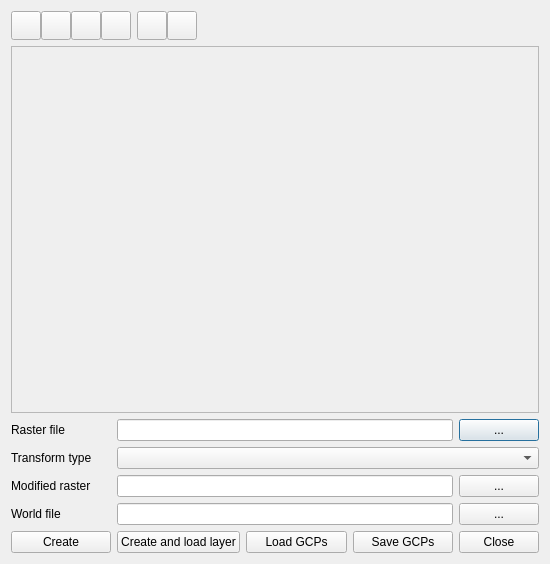
Before: the Qt Designer form qgis/src/plugins/georeferencer/qgspointdialogbase.ui in sourcepole/qgis, drawn with Qt 5.
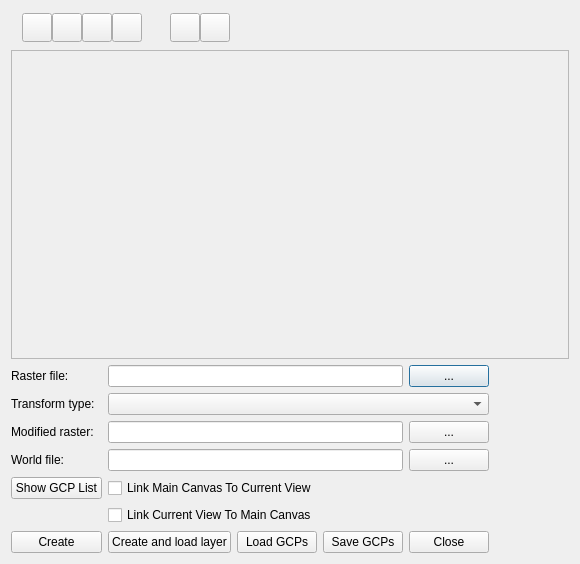
After: the same form once the commit is applied. Icons and pictures are not drawn.

What changed in the file:
```diff
--- a/qgis/src/plugins/georeferencer/qgspointdialogbase.ui
+++ b/qgis/src/plugins/georeferencer/qgspointdialogbase.ui
@@ -1,12 +1,12 @@
 <?xml version="1.0" encoding="UTF-8"?>
 <ui version="4.0">
  <class>QgsPointDialogBase</class>
- <widget class="QDialog" name="QgsPointDialogBase">
-  <property name="geometry">
+ <widget class="QDialog" name="QgsPointDialogBase" >
+  <property name="geometry" >
    <rect>
     <x>0</x>
     <y>0</y>
-    <width>550</width>
+    <width>580</width>
     <height>564</height>
    </rect>
   </property>
@@ -20,9 +20,9 @@
    <item>
     <layout class="QHBoxLayout" name="horizontalLayout_2">
      <item>
-      <widget class="QFrame" name="frame4">
-       <property name="sizePolicy">
-        <sizepolicy hsizetype="Minimum" vsizetype="Minimum">
+      <widget class="QFrame" name="frame4" >
+       <property name="sizePolicy" >
+        <sizepolicy vsizetype="Fixed" hsizetype="Fixed" >
          <horstretch>0</horstretch>
          <verstretch>0</verstretch>
         </sizepolicy>
@@ -37,8 +37,17 @@
         <property name="spacing">
          <number>0</number>
         </property>
-        <property name="margin">
-         <number>0</number>
+        <property name="leftMargin" >
+         <number>11</number>
+        </property>
+        <property name="topMargin" >
+         <number>2</number>
+        </property>
+        <property name="rightMargin" >
+         <number>11</number>
+        </property>
+        <property name="bottomMargin" >
+         <number>2</number>
         </property>
         <item>
          <widget class="QToolButton" name="tbnZoomIn">
@@ -140,9 +149,12 @@
       </widget>
      </item>
      <item>
-      <widget class="QFrame" name="frame5">
-       <property name="sizePolicy">
-        <sizepolicy hsizetype="Minimum" vsizetype="Minimum">
+      <widget class="QFrame" name="frame5" >
+       <property name="enabled" >
+        <bool>true</bool>
+       </property>
+       <property name="sizePolicy" >
+        <sizepolicy vsizetype="Fixed" hsizetype="Fixed" >
          <horstretch>0</horstretch>
          <verstretch>0</verstretch>
         </sizepolicy>
@@ -157,8 +169,17 @@
         <property name="spacing">
          <number>0</number>
         </property>
-        <property name="margin">
-         <number>0</number>
+        <property name="leftMargin" >
+         <number>11</number>
+        </property>
+        <property name="topMargin" >
+         <number>2</number>
+        </property>
+        <property name="rightMargin" >
+         <number>11</number>
+        </property>
+        <property name="bottomMargin" >
+         <number>2</number>
         </property>
         <item>
          <widget class="QToolButton" name="tbnAddPoint">
@@ -254,11 +275,11 @@
    <item>
     <layout class="QHBoxLayout" name="horizontalLayout">
      <item>
-      <layout class="QGridLayout" name="gridLayout">
-       <item row="0" column="0">
-        <widget class="QLabel" name="textLabel1_2">
-         <property name="text">
-          <string>Raster file</string>
+      <layout class="QGridLayout" name="gridLayout" >
+       <item row="0" column="0" >
+        <widget class="QLabel" name="textLabel1_2" >
+         <property name="text" >
+          <string>Raster file:</string>
          </property>
          <property name="buddy">
           <cstring>leSelectRaster</cstring>
@@ -288,10 +309,10 @@
          </property>
         </widget>
        </item>
-       <item row="1" column="0">
-        <widget class="QLabel" name="textLabel2">
-         <property name="text">
-          <string>Transform type</string>
+       <item row="1" column="0" >
+        <widget class="QLabel" name="textLabel2" >
+         <property name="text" >
+          <string>Transform type:</string>
          </property>
          <property name="buddy">
           <cstring>cmbTransformType</cstring>
@@ -301,10 +322,10 @@
        <item row="1" column="1" colspan="4">
         <widget class="QComboBox" name="cmbTransformType"/>
        </item>
-       <item row="2" column="0">
-        <widget class="QLabel" name="lblSelectModifiedRaster">
-         <property name="text">
-          <string>Modified raster</string>
+       <item row="2" column="0" >
+        <widget class="QLabel" name="lblSelectModifiedRaster" >
+         <property name="text" >
+          <string>Modified raster:</string>
          </property>
          <property name="buddy">
           <cstring>leSelectModifiedRaster</cstring>
@@ -321,10 +342,10 @@
          </property>
         </widget>
        </item>
-       <item row="3" column="0">
-        <widget class="QLabel" name="lblSelectWorldFile">
-         <property name="text">
-          <string>World file</string>
+       <item row="3" column="0" >
+        <widget class="QLabel" name="lblSelectWorldFile" >
+         <property name="text" >
+          <string>World file:</string>
          </property>
          <property name="buddy">
           <cstring>leSelectWorldFile</cstring>
@@ -341,74 +362,91 @@
          </property>
         </widget>
        </item>
-       <item row="4" column="0">
-        <widget class="QPushButton" name="pbnGenerateWorldFile">
-         <property name="text">
+       <item row="6" column="0" >
+        <widget class="QPushButton" name="pbnGenerateWorldFile" >
+         <property name="text" >
           <string>Create</string>
          </property>
         </widget>
        </item>
-       <item row="4" column="1">
-        <widget class="QPushButton" name="pbnGenerateAndLoad">
-         <property name="text">
+       <item row="6" column="1" >
+        <widget class="QPushButton" name="pbnGenerateAndLoad" >
+         <property name="text" >
           <string>Create and load layer</string>
          </property>
         </widget>
        </item>
-       <item row="4" column="3">
-        <widget class="QPushButton" name="pbnSaveGCPs">
-         <property name="text">
+       <item row="6" column="4" >
+        <widget class="QPushButton" name="pbnClose" >
+         <property name="sizePolicy" >
+          <sizepolicy vsizetype="Fixed" hsizetype="Fixed" >
+           <horstretch>0</horstretch>
+           <verstretch>0</verstretch>
+          </sizepolicy>
+         </property>
+         <property name="text" >
+          <string>Close</string>
+         </property>
+        </widget>
+       </item>
+       <item row="6" column="3" >
+        <widget class="QPushButton" name="pbnSaveGCPs" >
+         <property name="text" >
           <string>Save GCPs</string>
          </property>
         </widget>
        </item>
-       <item row="4" column="2">
-        <widget class="QPushButton" name="pbnLoadGCPs">
-         <property name="text">
+       <item row="6" column="2" >
+        <widget class="QPushButton" name="pbnLoadGCPs" >
+         <property name="text" >
           <string>Load GCPs</string>
          </property>
         </widget>
        </item>
-       <item row="4" column="4">
-        <widget class="QPushButton" name="pbnClose">
-         <property name="sizePolicy">
-          <sizepolicy hsizetype="Fixed" vsizetype="Fixed">
-           <horstretch>0</horstretch>
-           <verstretch>0</verstretch>
-          </sizepolicy>
+       <item row="4" column="1" colspan="4" >
+        <widget class="QCheckBox" name="cbLinkQgisToGeoref" >
+         <property name="text" >
+          <string>Link Main Canvas To Current View </string>
          </property>
-         <property name="text">
-          <string>Close</string>
+        </widget>
+       </item>
+       <item row="5" column="1" colspan="4" >
+        <widget class="QCheckBox" name="cbLinkGeorefToQgis" >
+         <property name="text" >
+          <string>Link Current View To Main Canvas</string>
+         </property>
+        </widget>
+       </item>
+       <item row="4" column="0" >
+        <widget class="QPushButton" name="pbnShowGCPList" >
+         <property name="text" >
+          <string>Show GCP List</string>
          </property>
         </widget>
        </item>
       </layout>
      </item>
+     <item>
+      <spacer name="horizontalSpacer" >
+       <property name="orientation" >
+        <enum>Qt::Horizontal</enum>
+       </property>
+       <property name="sizeType" >
+        <enum>QSizePolicy::Expanding</enum>
+       </property>
+       <property name="sizeHint" stdset="0" >
+        <size>
+         <width>18</width>
+         <height>17</height>
+        </size>
+       </property>
+      </spacer>
+     </item>
     </layout>
    </item>
   </layout>
  </widget>
- <layoutdefault spacing="6" margin="11"/>
- <tabstops>
-  <tabstop>tbnZoomIn</tabstop>
-  <tabstop>tbnZoomOut</tabstop>
-  <tabstop>tbnZoomToLayer</tabstop>
-  <tabstop>tbnPan</tabstop>
-  <tabstop>tbnAddPoint</tabstop>
-  <tabstop>tbnDeletePoint</tabstop>
-  <tabstop>leSelectRaster</tabstop>
-  <tabstop>pbnSelectRaster</tabstop>
-  <tabstop>cmbTransformType</tabstop>
-  <tabstop>leSelectModifiedRaster</tabstop>
-  <tabstop>pbnSelectModifiedRaster</tabstop>
-  <tabstop>leSelectWorldFile</tabstop>
-  <tabstop>pbnSelectWorldFile</tabstop>
-  <tabstop>pbnGenerateWorldFile</tabstop>
-  <tabstop>pbnGenerateAndLoad</tabstop>
-  <tabstop>pbnLoadGCPs</tabstop>
-  <tabstop>pbnSaveGCPs</tabstop>
-  <tabstop>pbnClose</tabstop>
- </tabstops>
+ <layoutdefault spacing="6" margin="11" />
  <resources>
   <include location="georeferencer.qrc"/>
  </resources>
```
Left out of the diff: 179 changed lines with no effect on the pictures.
